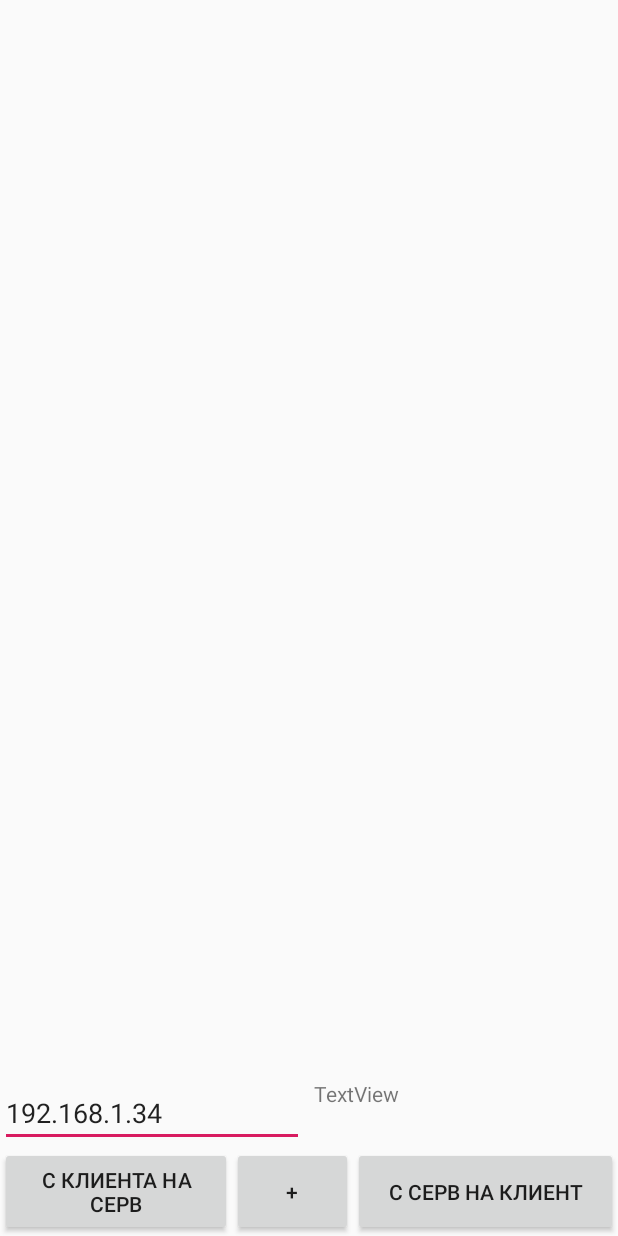
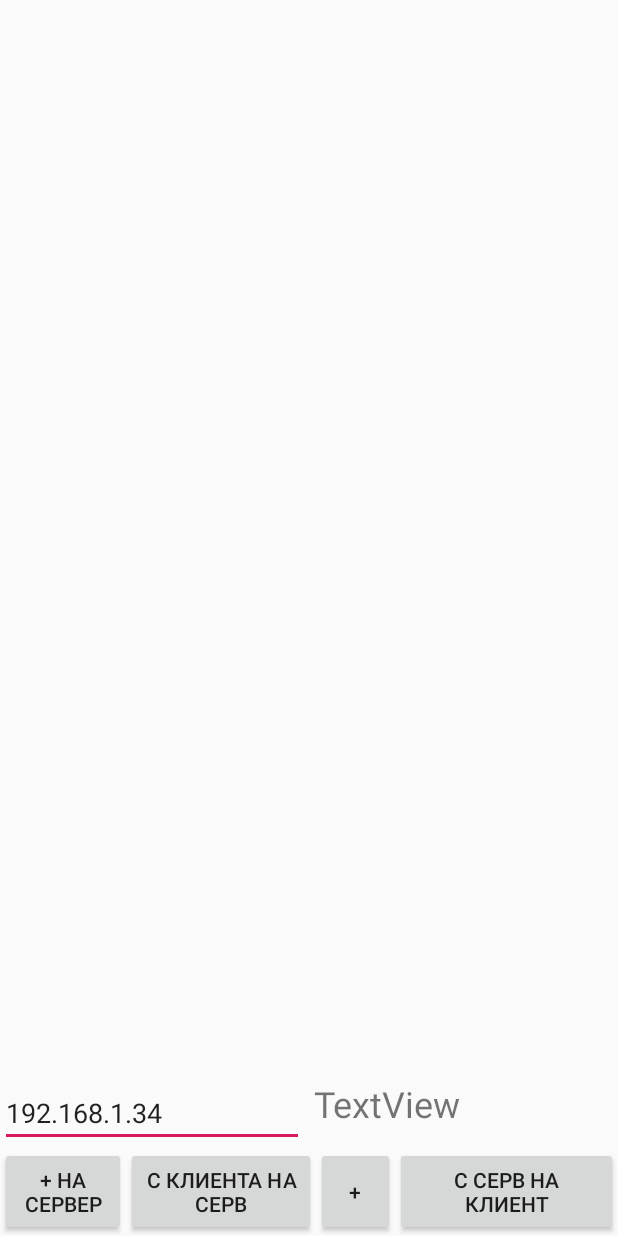
Before and after one commit to megachelovek/PhoneApp, an Android app: the layout activity_client.xml on its own in the app's theme, with its tools: preview values and no code run, on a phone screen of 412 x 824 dp. Run offline under Robolectric (Android 15) with nearby library versions, the phone set to English and light mode, and no system bars.

Commit message:
Parse string to action

```diff
--- a/app/src/main/res/layout/activity_client.xml
+++ b/app/src/main/res/layout/activity_client.xml
@@ -50,10 +50,12 @@
 
                 <TextView
                     android:id="@+id/textView_msg"
+                    style="@android:style/Widget.DeviceDefault.TextView"
                     android:layout_width="match_parent"
                     android:layout_height="match_parent"
                     android:layout_weight="1"
-                    android:text="TextView" />
+                    android:text="TextView"
+                    android:textSize="24sp" />
             </LinearLayout>
 
             <LinearLayout
@@ -61,6 +63,13 @@
                 android:layout_height="wrap_content"
                 android:layout_weight="1"
                 android:orientation="horizontal">
+
+                <Button
+                    android:id="@+id/button_addserver"
+                    android:layout_width="119dp"
+                    android:layout_height="match_parent"
+                    android:layout_weight="1"
+                    android:text="+ на сервер" />
 
                 <Button
                     android:id="@+id/button_client_server"
```
Also changed, not shown: app/src/main/java/com/example/danilius/phoneapp/Activity/ClientActivity.java (+12 -2 lines), app/src/main/res/layout/activity_addserver.xml (added, +53 -0 lines).
